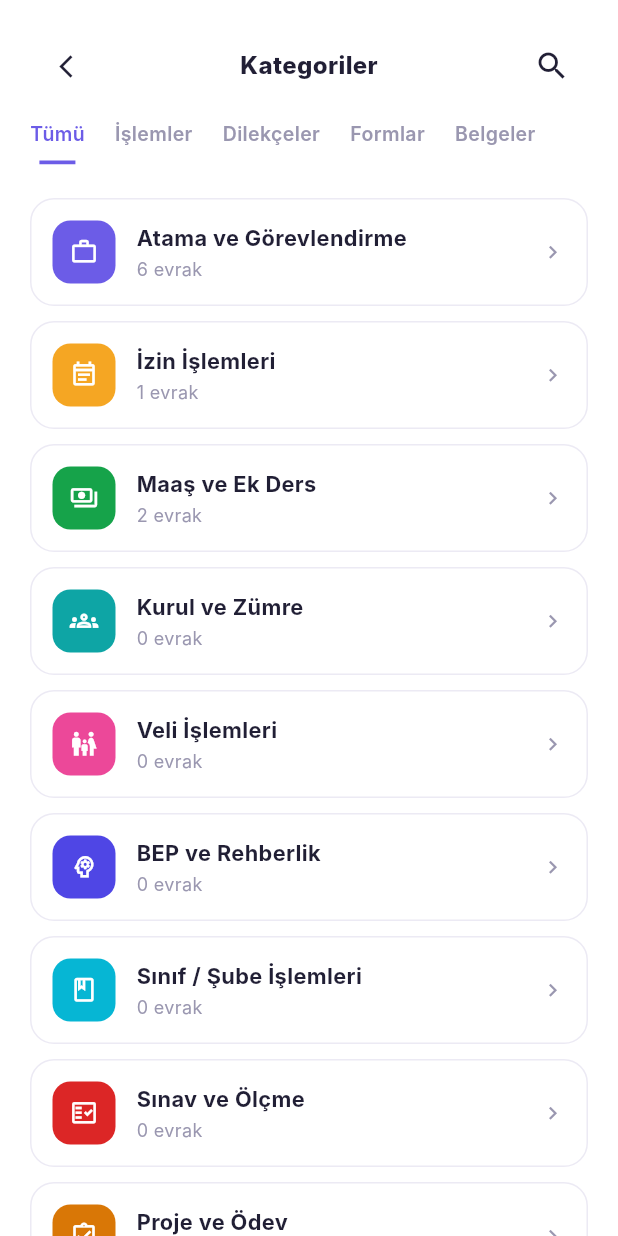
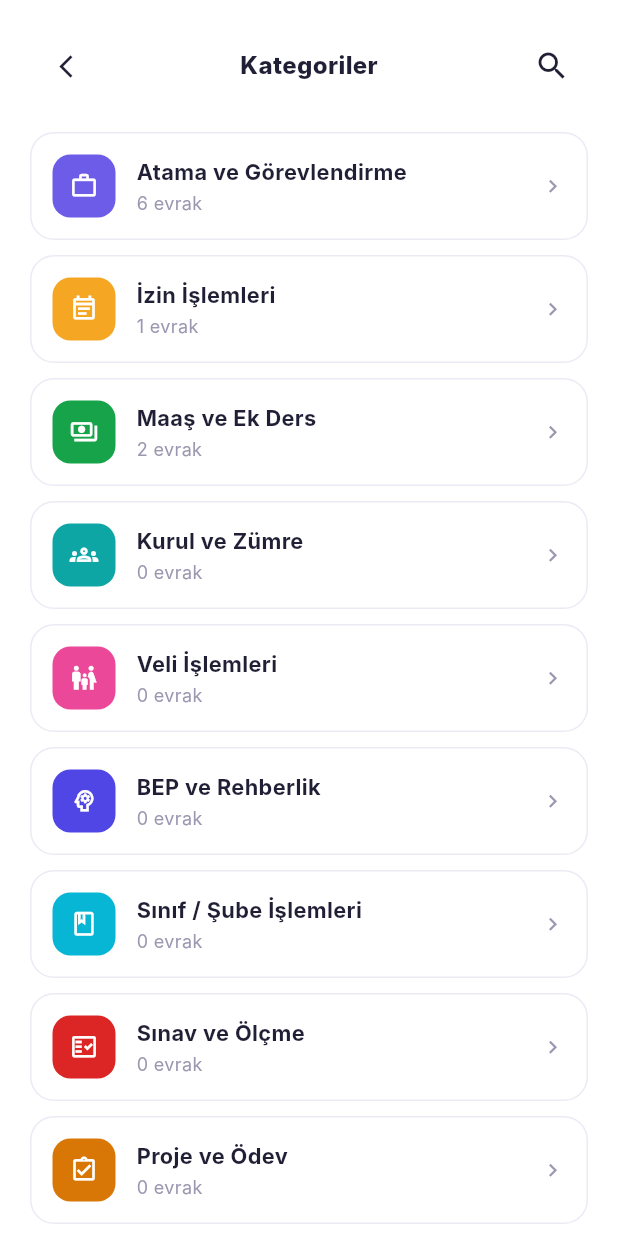
Before and after one commit to anilbatir/EVRAK, a Flutter app: the screen it shows after launch, after a tap on "Giriş Yap", after a tap on "Tümünü Gör", on a phone screen of 412 x 824 dp. Run offline on Flutter 3.47's test engine with Material 3 defaults, Android fonts, the phone set to English and light mode, and no system bars; our stand-ins replace pdf, share_plus, shared_preferences, sqflite; accounts and stored records are empty; Roboto replaces fonts that are missing (Inter).

Commit message:
Ölü/işlevsiz arayüz öğelerini bağla, uygulamayı tamamla
Evrak yükleme dışındaki eksikleri kapatıyorum:
- Kategoriler ekranındaki arama simgesi artık gerçekten genel aramayı
  açıyor; hiçbir filtreye bağlı olmayan dekoratif sekme satırı kaldırıldı.
- Profil menüsündeki tüm satırlar (İndirilenler, Son Görüntülenenler,
  Ayarlar, Yardım ve Destek, Hakkımızda) artık dokunulabilir; üstteki
  ayarlar simgesi de tema değiştirmeye bağlandı.
- Yardım ve Destek ile Hakkımızda için gerçek, statik ekranlar eklendi.
- İndirilenler / Son Görüntülenenler, evrak yükleme özelliği gelene kadar
  bunu açıkça belirten bir bilgi mesajı gösteriyor.

```diff
--- a/lib/screens/categories_screen.dart
+++ b/lib/screens/categories_screen.dart
@@ -34,29 +34,15 @@ class CategoriesScreen extends StatelessWidget {
                       : const SizedBox(width: 44),
                   Text('Kategoriler', style: TextStyle(fontSize: 16, fontWeight: FontWeight.w800, color: textPrimary)),
                   IconButton(
-                    onPressed: () {},
+                    onPressed: () => Navigator.of(context).push(
+                      MaterialPageRoute(builder: (_) => const CategoryDocumentsScreen()),
+                    ),
                     icon: Icon(Icons.search, color: textPrimary),
                   ),
                 ],
               ),
             ),
-            Padding(
-              padding: const EdgeInsets.symmetric(horizontal: 20),
-              child: SizedBox(
-                height: 34,
-                child: ListView(
-                  scrollDirection: Axis.horizontal,
-                  children: const [
-                    _Tab(label: 'Tümü', selected: true),
-                    _Tab(label: 'İşlemler'),
-                    _Tab(label: 'Dilekçeler'),
-                    _Tab(label: 'Formlar'),
-                    _Tab(label: 'Belgeler'),
-                  ],
-                ),
-              ),
-            ),
-            const SizedBox(height: 18),
+            const SizedBox(height: 8),
             Expanded(
               child: ListView.separated(
                 padding: const EdgeInsets.fromLTRB(20, 0, 20, 20),
@@ -108,33 +94,3 @@ class CategoriesScreen extends StatelessWidget {
     );
   }
 }
-
-class _Tab extends StatelessWidget {
-  const _Tab({required this.label, this.selected = false});
-
-  final String label;
-  final bool selected;
-
-  @override
-  Widget build(BuildContext context) {
-    return Padding(
-      padding: const EdgeInsets.only(right: 20),
-      child: Column(
-        mainAxisSize: MainAxisSize.min,
-        children: [
-          Text(
-            label,
-            style: TextStyle(
-              fontSize: 13,
-              fontWeight: FontWeight.w600,
-              color: selected ? AppColors.accent : const Color(0xFF9A97B0),
-            ),
-          ),
-          const SizedBox(height: 8),
-          if (selected)
-            Container(width: 24, height: 2.5, color: AppColors.accent),
-        ],
-      ),
-    );
-  }
-}
--- a/lib/screens/profile_screen.dart
+++ b/lib/screens/profile_screen.dart
@@ -4,6 +4,8 @@ import 'package:provider/provider.dart';
 import '../providers/auth_provider.dart';
 import '../providers/theme_provider.dart';
 import '../theme/app_theme.dart';
+import 'about_screen.dart';
+import 'help_screen.dart';
 import 'onboarding_login_screen.dart';
 import 'profile_edit_screen.dart';
 
@@ -40,7 +42,10 @@ class ProfileScreen extends StatelessWidget {
                 children: [
                   const SizedBox(width: 20),
                   Text('Profil', style: TextStyle(fontSize: 17, fontWeight: FontWeight.w800, color: textPrimary)),
-                  Icon(Icons.settings_outlined, color: textPrimary),
+                  GestureDetector(
+                    onTap: () => context.read<ThemeProvider>().toggle(),
+                    child: Icon(Icons.settings_outlined, color: textPrimary),
+                  ),
                 ],
               ),
             ),
@@ -96,9 +101,21 @@ class ProfileScreen extends StatelessWidget {
                             ),
                             child: _MenuRow(icon: Icons.badge_outlined, label: 'Profil Bilgilerim', border: border, color: textPrimary),
                           ),
-                          _MenuRow(icon: Icons.file_download_outlined, label: 'İndirilenler', border: border, color: textPrimary),
-                          _MenuRow(icon: Icons.history, label: 'Son Görüntülenenler', border: border, color: textPrimary),
-                          _MenuRow(
+                          InkWell(
+                            onTap: () => ScaffoldMessenger.of(context).showSnackBar(
+                              const SnackBar(content: Text('İndirilen evraklar, evrak yükleme özelliği eklendiğinde burada listelenecek.')),
+                            ),
+                            child: _MenuRow(icon: Icons.file_download_outlined, label: 'İndirilenler', border: border, color: textPrimary),
+                          ),
+                          InkWell(
+                            onTap: () => ScaffoldMessenger.of(context).showSnackBar(
+                              const SnackBar(content: Text('Son görüntülenen evraklar yakında burada listelenecek.')),
+                            ),
+                            child: _MenuRow(icon: Icons.history, label: 'Son Görüntülenenler', border: border, color: textPrimary),
+                          ),
+                          InkWell(
+                            onTap: () => context.read<ThemeProvider>().toggle(),
+                            child: _MenuRow(
                               icon: Icons.settings_outlined,
                               label: 'Ayarlar',
                               border: border,
@@ -109,8 +126,19 @@ class ProfileScreen extends StatelessWidget {
                                 onChanged: (_) => context.read<ThemeProvider>().toggle(),
                               ),
                             ),
-                          _MenuRow(icon: Icons.help_outline, label: 'Yardım ve Destek', border: border, color: textPrimary),
-                          _MenuRow(icon: Icons.info_outline, label: 'Hakkımızda', border: border, color: textPrimary, isLast: true),
+                          ),
+                          InkWell(
+                            onTap: () => Navigator.of(context).push(
+                              MaterialPageRoute(builder: (_) => const HelpScreen()),
+                            ),
+                            child: _MenuRow(icon: Icons.help_outline, label: 'Yardım ve Destek', border: border, color: textPrimary),
+                          ),
+                          InkWell(
+                            onTap: () => Navigator.of(context).push(
+                              MaterialPageRoute(builder: (_) => const AboutScreen()),
+                            ),
+                            child: _MenuRow(icon: Icons.info_outline, label: 'Hakkımızda', border: border, color: textPrimary, isLast: true),
+                          ),
                         ],
                       ),
                     ),
```
Also changed, not shown: lib/screens/about_screen.dart (added, +54 -0 lines), lib/screens/help_screen.dart (added, +83 -0 lines). Lines whose indentation alone changed are shown as unchanged.
